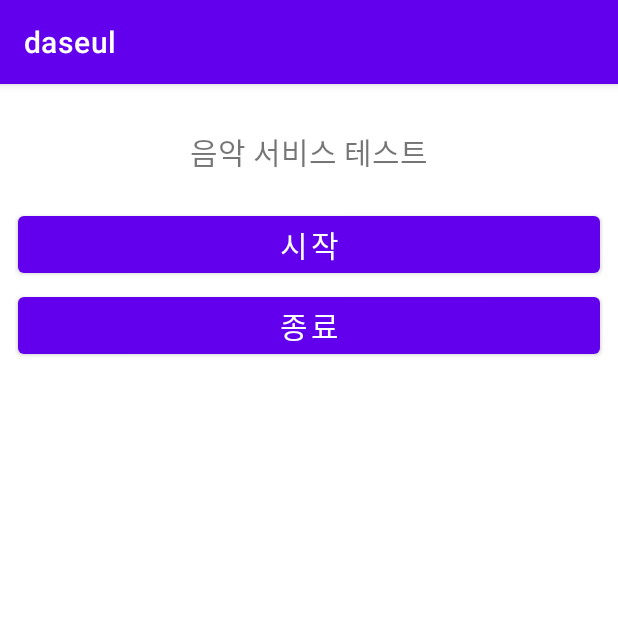
After one commit to das0166/android, an Android app: the ServiceActivity screen opened directly, with no data from a screen before it, on a phone screen of 412 x 824 dp, the top half of it. The commit adds this screen. Run offline under Robolectric (Android 15) with nearby library versions, the phone set to English and light mode, and no system bars.

Commit message:
[2022-05-13]서비스에 대한 내용

```diff
--- a/app/build.gradle
+++ b/app/build.gradle
@@ -32,6 +32,7 @@ dependencies {
     implementation 'androidx.appcompat:appcompat:1.4.1'
     implementation 'com.google.android.material:material:1.5.0'
     implementation 'androidx.constraintlayout:constraintlayout:2.1.3'
+    implementation files('libs\\Java-WebSocket-1.5.1.jar')
     testImplementation 'junit:junit:4.13.2'
     androidTestImplementation 'androidx.test.ext:junit:1.1.3'
     androidTestImplementation 'androidx.test.espresso:espresso-core:3.4.0'
--- /dev/null
+++ b/app/src/main/java/com/daelim/ServiceActivity.java
@@ -0,0 +1,44 @@
+package com.daelim;
+
+import androidx.appcompat.app.AppCompatActivity;
+
+import android.content.Intent;
+import android.os.Bundle;
+import android.util.Log;
+import android.view.View;
+import android.widget.Button;
+
+import org.java_websocket.WebSocket;
+
+public class ServiceActivity extends AppCompatActivity implements View.OnClickListener {
+    private static final String TAG = "MusicServiceTest";
+
+
+    @Override
+    public void onCreate(Bundle savedInstanceState) {
+        super.onCreate(savedInstanceState);
+        setContentView(R.layout.activity_service);
+
+        Button start = findViewById(R.id.start);
+        Button finish = findViewById(R.id.finish);
+        start.setOnClickListener(this);
+        finish.setOnClickListener(this);
+    }
+
+    @Override
+    public void onClick(View src) {
+        switch (src.getId()) {
+            case R.id.start:
+                Log.d(TAG, "onClick() start ");
+                startService(new Intent(this, MusicService.class));
+                break;
+
+            case R.id.finish:
+                Log.d(TAG, "onClick() finish");
+                stopService(new Intent(this, MusicService.class));
+                break;
+        }
+    }
+
+
+}
--- /dev/null
+++ b/app/src/main/res/layout/activity_service.xml
@@ -0,0 +1,43 @@
+<?xml version="1.0" encoding="utf-8"?>
+<LinearLayout xmlns:android="http://schemas.android.com/apk/res/android"
+    xmlns:app="http://schemas.android.com/apk/res-auto"
+    xmlns:tools="http://schemas.android.com/tools"
+    android:layout_width="match_parent"
+    android:layout_height="match_parent"
+    android:orientation="vertical"
+    tools:context=".ServiceActivity"
+    >
+
+    <LinearLayout
+        android:layout_width="match_parent"
+        android:layout_height="wrap_content"
+        android:layout_margin="10dp"
+        android:orientation="vertical"
+        android:weightSum="1"
+        >
+        <TextView
+            android:layout_width="match_parent"
+            android:layout_height="wrap_content"
+            android:gravity="center"
+            android:padding="20dp"
+            android:text="음악 서비스 테스트"
+            android:textSize="20sp" />
+        <Button
+            android:id="@+id/start"
+            android:layout_width="match_parent"
+            android:layout_height="wrap_content"
+            android:layout_margin="2dp"
+            android:layout_weight="0.25"
+            android:text="시작"
+            android:textSize="20dp"
+            />
+        <Button
+            android:id="@+id/finish"
+            android:layout_width="match_parent"
+            android:layout_height="wrap_content"
+            android:layout_margin="2dp"
+            android:layout_weight="0.25"
+            android:text="종료"
+            android:textSize="20dp" />
+    </LinearLayout>
+</LinearLayout>
```
Also changed, not shown: app/src/main/AndroidManifest.xml (+9 -2 lines), app/src/main/java/com/daelim/MainActivity.java (+9 -0 lines), app/src/main/java/com/daelim/MusicService.java (added, +41 -0 lines), app/src/main/java/com/daelim/myThread.java (added, +21 -0 lines), app/src/main/res/layout/activity_main.xml (+9 -0 lines), app/libs/Java-WebSocket-1.5.1.jar (added), 1 other file.
